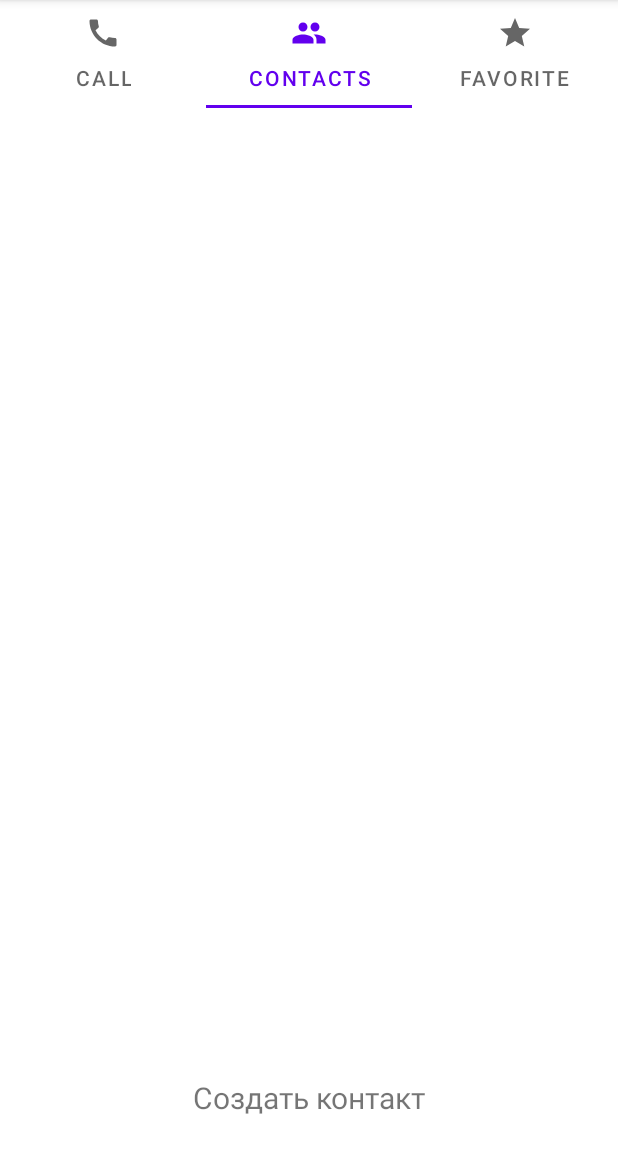
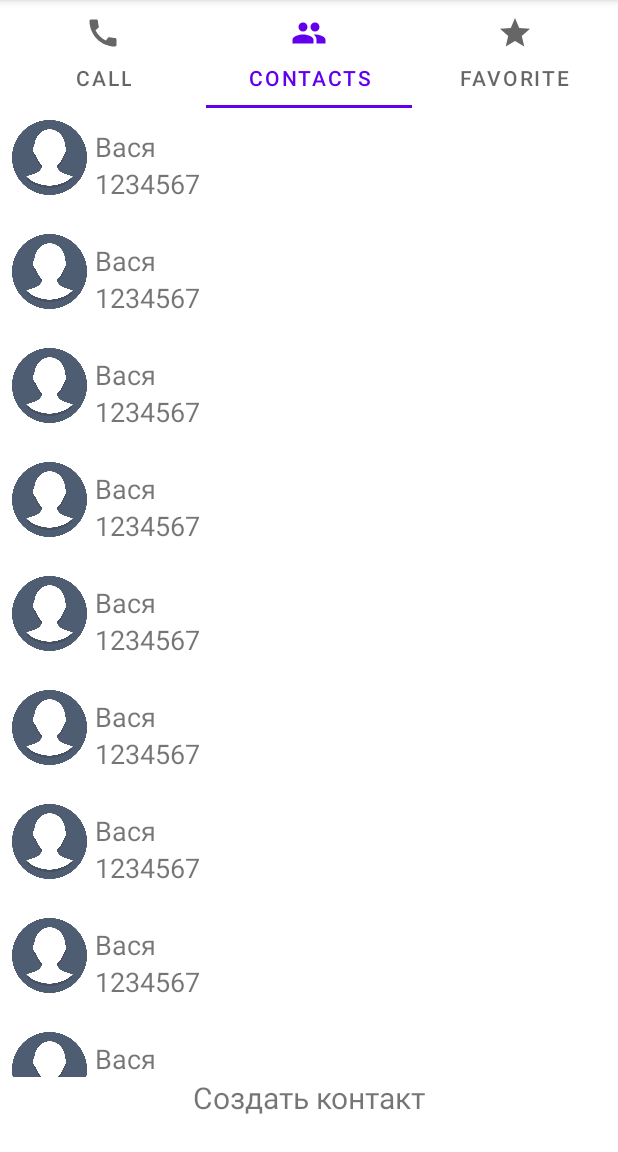
Before and after one commit to maxprof90/MyPhonebook, an Android app: the screen it shows after launch (MainActivity), tab 2 chosen, on a phone screen of 412 x 824 dp, the part 84-1236 px from its top. Run offline under Robolectric (Android 15) with nearby library versions, the phone set to English and light mode, and no system bars.

Commit message:
add recycle view in contact

```diff
--- a/app/build.gradle
+++ b/app/build.gradle
@@ -33,6 +33,8 @@ dependencies {
     implementation 'androidx.appcompat:appcompat:1.2.0'
     implementation 'com.google.android.material:material:1.2.1'
     implementation 'androidx.constraintlayout:constraintlayout:2.0.4'
+    implementation 'androidx.recyclerview:recyclerview:1.1.0'
+    implementation 'androidx.recyclerview:recyclerview-selection:1.1.0-rc03'
     testImplementation 'junit:junit:4.+'
     androidTestImplementation 'androidx.test.ext:junit:1.1.2'
     androidTestImplementation 'androidx.test.espresso:espresso-core:3.3.0'
--- /dev/null
+++ b/app/src/main/java/com/maxprof90/myphonebook/adapter/RecycleViewAdapter.java
@@ -0,0 +1,66 @@
+package com.maxprof90.myphonebook.adapter;
+
+import android.content.Context;
+import android.view.LayoutInflater;
+import android.view.View;
+import android.view.ViewGroup;
+import android.widget.ImageView;
+import android.widget.TextView;
+
+import androidx.annotation.NonNull;
+import androidx.recyclerview.widget.RecyclerView;
+
+import com.maxprof90.myphonebook.R;
+import com.maxprof90.myphonebook.model.Contact;
+
+import java.util.List;
+
+public class RecycleViewAdapter extends RecyclerView.Adapter<RecycleViewAdapter.ContactViewHolder> {
+
+    Context mContext;
+    List<Contact> mData;
+
+    public RecycleViewAdapter(Context mContext, List<Contact> mData) {
+        this.mContext = mContext;
+        this.mData = mData;
+    }
+
+    @NonNull
+    @Override
+    public ContactViewHolder onCreateViewHolder(@NonNull ViewGroup parent, int viewType) {
+
+        View view;
+        view = LayoutInflater.from(mContext).inflate(R.layout.contact_item, parent, false);
+        ContactViewHolder viewHolder = new ContactViewHolder(view);
+        return viewHolder;
+    }
+
+    @Override
+    public void onBindViewHolder(@NonNull ContactViewHolder holder, int position) {
+        holder.tv_name.setText(mData.get(position).getName());
+        holder.tv_phone.setText(mData.get(position).getPhone());
+        holder.img_avatar.setImageResource(mData.get(position).getAvatar());
+
+    }
+
+    @Override
+    public int getItemCount() {
+        return mData.size();
+    }
+
+    public static class ContactViewHolder extends RecyclerView.ViewHolder{
+
+        private TextView tv_name;
+        private TextView tv_phone;
+        private ImageView img_avatar;
+
+
+        public ContactViewHolder(@NonNull View itemView) {
+            super(itemView);
+
+            tv_name = itemView.findViewById(R.id.showName_item);
+            tv_phone = itemView.findViewById(R.id.showPhone_item);
+            img_avatar = itemView.findViewById(R.id.image_contact_item);
+        }
+    }
+}
--- a/app/src/main/java/com/maxprof90/myphonebook/fragments/FragmentContact.java
+++ b/app/src/main/java/com/maxprof90/myphonebook/fragments/FragmentContact.java
@@ -8,12 +8,22 @@ import android.view.ViewGroup;
 import androidx.annotation.NonNull;
 import androidx.annotation.Nullable;
 import androidx.fragment.app.Fragment;
+import androidx.recyclerview.widget.LinearLayoutManager;
+import androidx.recyclerview.widget.RecyclerView;
 
 import com.maxprof90.myphonebook.R;
+import com.maxprof90.myphonebook.adapter.RecycleViewAdapter;
+import com.maxprof90.myphonebook.model.Contact;
+
+import java.util.ArrayList;
+import java.util.List;
 
 public class FragmentContact extends Fragment {
 
     View v;
+
+    RecyclerView recyclerView;
+    List<Contact> contactList;
 
     public FragmentContact() {
     }
@@ -22,6 +32,28 @@ public class FragmentContact extends Fragment {
     @Override
     public View onCreateView(@NonNull LayoutInflater inflater, @Nullable ViewGroup container, @Nullable Bundle savedInstanceState) {
         v = inflater.inflate(R.layout.contact_fragment, container, false);
+       recyclerView = v.findViewById(R.id.contact_recycleview);
+        RecycleViewAdapter recycleViewAdapter = new RecycleViewAdapter(getContext(), contactList);
+        recyclerView.setLayoutManager(new LinearLayoutManager(getActivity()));
+        recyclerView.setAdapter(recycleViewAdapter);
         return v;
     }
+
+    @Override
+    public void onCreate(@Nullable Bundle savedInstanceState) {
+        super.onCreate(savedInstanceState);
+
+        contactList = new ArrayList<>();
+        contactList.add(new Contact("Вася", "1234567", R.drawable.avatar));
+        contactList.add(new Contact("Вася", "1234567", R.drawable.avatar));
+        contactList.add(new Contact("Вася", "1234567", R.drawable.avatar));
+        contactList.add(new Contact("Вася", "1234567", R.drawable.avatar));
+        contactList.add(new Contact("Вася", "1234567", R.drawable.avatar));
+        contactList.add(new Contact("Вася", "1234567", R.drawable.avatar));
+        contactList.add(new Contact("Вася", "1234567", R.drawable.avatar));
+        contactList.add(new Contact("Вася", "1234567", R.drawable.avatar));
+        contactList.add(new Contact("Вася", "1234567", R.drawable.avatar));
+        contactList.add(new Contact("Вася", "1234567", R.drawable.avatar));
+        contactList.add(new Contact("Вася", "1234567", R.drawable.avatar));
+    }
 }
--- /dev/null
+++ b/app/src/main/java/com/maxprof90/myphonebook/model/Contact.java
@@ -0,0 +1,38 @@
+package com.maxprof90.myphonebook.model;
+
+public class Contact {
+
+    private String name;
+    private String phone;
+    private int avatar;
+
+    public Contact(String name, String phone, int avatar) {
+        this.name = name;
+        this.phone = phone;
+        this.avatar = avatar;
+    }
+
+    public String getName() {
+        return name;
+    }
+
+    public void setName(String name) {
+        this.name = name;
+    }
+
+    public String getPhone() {
+        return phone;
+    }
+
+    public void setPhone(String phone) {
+        this.phone = phone;
+    }
+
+    public int getAvatar() {
+        return avatar;
+    }
+
+    public void setAvatar(int avatar) {
+        this.avatar = avatar;
+    }
+}
--- a/app/src/main/res/layout/contact_fragment.xml
+++ b/app/src/main/res/layout/contact_fragment.xml
@@ -1,4 +1,13 @@
 <?xml version="1.0" encoding="utf-8"?>
-<androidx.constraintlayout.widget.ConstraintLayout
-    xmlns:android="http://schemas.android.com/apk/res/android" android:layout_width="match_parent"
-    android:layout_height="match_parent"/>
+<LinearLayout xmlns:android="http://schemas.android.com/apk/res/android"
+    xmlns:tools="http://schemas.android.com/tools"
+    android:layout_height="match_parent"
+    android:layout_width="match_parent"
+    android:orientation="vertical">
+
+    <androidx.recyclerview.widget.RecyclerView
+        android:id="@+id/contact_recycleview"
+        android:layout_width="match_parent"
+        android:layout_height="match_parent"/>
+
+</LinearLayout>
--- /dev/null
+++ b/app/src/main/res/layout/contact_item.xml
@@ -0,0 +1,33 @@
+<?xml version="1.0" encoding="utf-8"?>
+<LinearLayout xmlns:android="http://schemas.android.com/apk/res/android"
+              xmlns:tools="http://schemas.android.com/tools"
+              android:orientation="horizontal"
+              android:padding="8dp"
+              android:layout_width="match_parent"
+              android:layout_height="wrap_content">
+  <ImageView
+      android:layout_width="50dp"
+      android:layout_height="50dp"
+      tools:src="@tools:sample/avatars"
+      android:id="@+id/image_contact_item"/>
+  <LinearLayout
+      android:layout_width="wrap_content"
+      android:layout_height="wrap_content"
+      android:layout_gravity="center"
+      android:padding="5dp"
+      android:orientation="vertical">
+    <TextView
+        android:id="@+id/showName_item"
+        android:layout_width="wrap_content"
+        android:layout_height="wrap_content"
+        android:text="@string/showName"
+        android:textSize="18sp"
+        />
+    <TextView
+        android:id="@+id/showPhone_item"
+        android:layout_width="wrap_content"
+        android:layout_height="wrap_content"
+        android:text="@string/showPhone"
+        android:textSize="18sp" />
+  </LinearLayout>
+</LinearLayout>
--- a/app/src/main/res/values-night/strings.xml
+++ b/app/src/main/res/values-night/strings.xml
@@ -6,4 +6,5 @@
     <string name="lastName">Фамилия</string>
     <string name="btnSaveContact">Сохранить</string>
     <string name="phone">Номер телефона</string>
+    <string name="showName">showName</string>
 </resources>
--- a/app/src/main/res/values/strings.xml
+++ b/app/src/main/res/values/strings.xml
@@ -6,4 +6,6 @@
     <string name="lastName">Фамилия</string>
     <string name="btnSaveContact">Сохранить</string>
     <string name="phone">Номер телефона</string>
+    <string name="showName">showName</string>
+    <string name="showPhone">Show Phone</string>
 </resources>
```
Also changed, not shown: app/src/main/res/drawable-v24/avatar.png (added).
